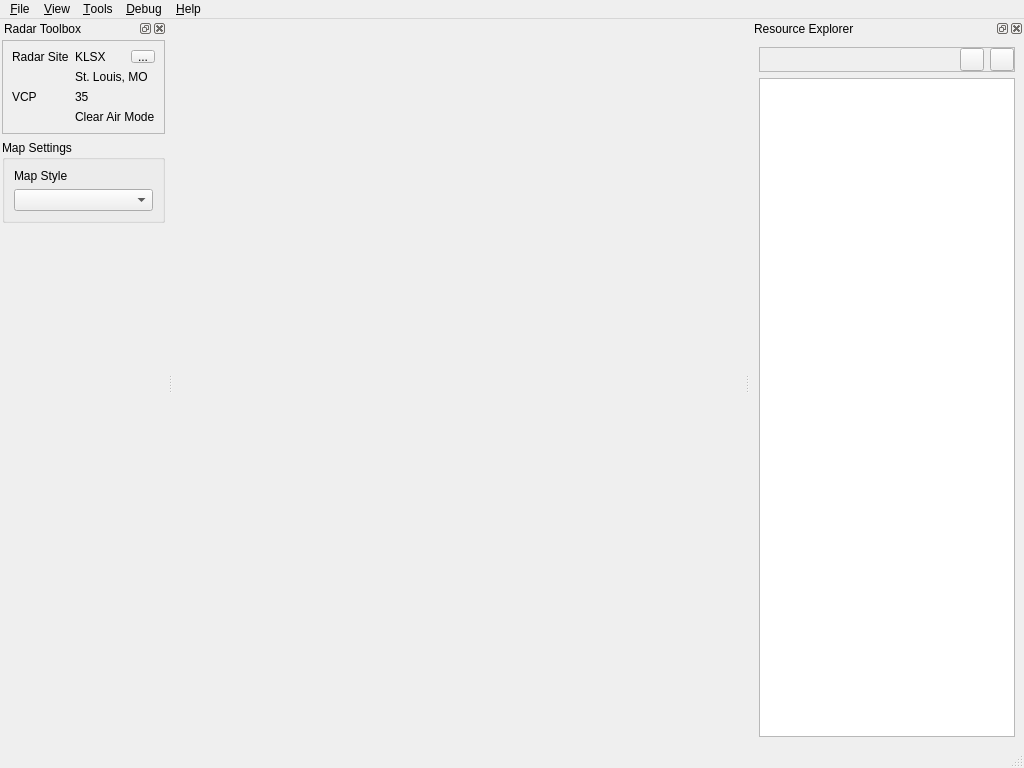
This is scwx-qt/source/scwx/qt/main/main_window.ui in dpaulat/supercell-wx as Qt 5 draws it before an edit. The edited form follows.
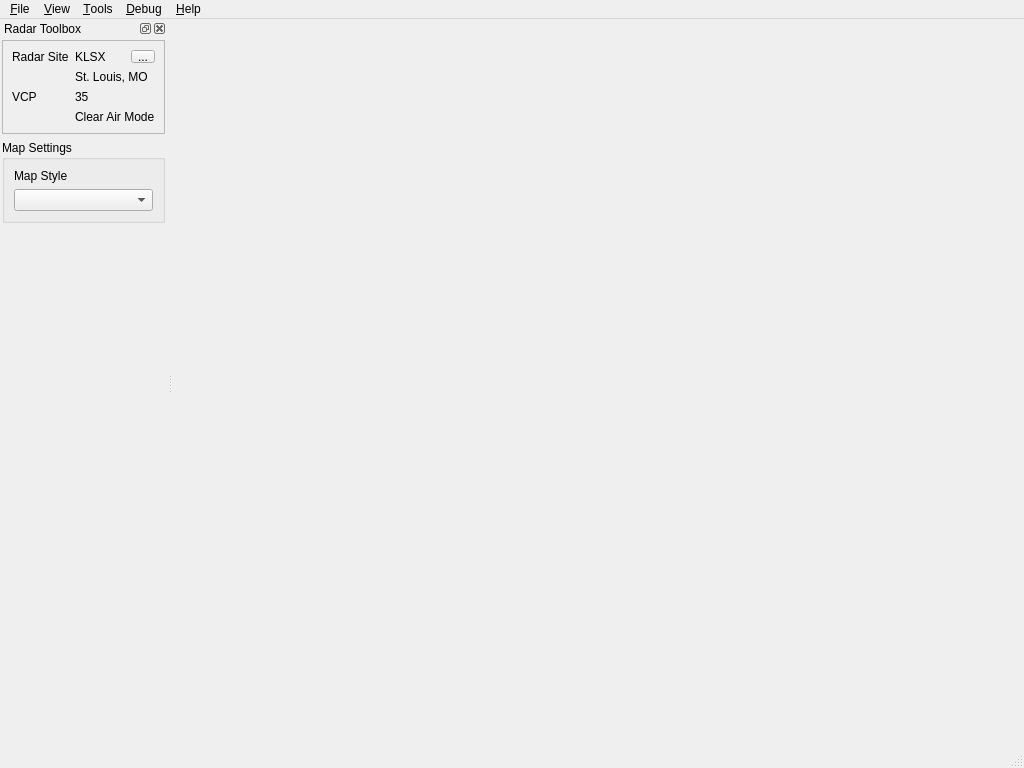
This is the edited form. Icons and pictures are not drawn.

Commit message: Remove resource explorer

```diff
--- a/scwx-qt/source/scwx/qt/main/main_window.ui
+++ b/scwx-qt/source/scwx/qt/main/main_window.ui
@@ -268,80 +268,6 @@
     </layout>
    </widget>
   </widget>
-  <widget class="QDockWidget" name="resourceExplorerDock">
-   <property name="windowTitle">
-    <string>Resource Explorer</string>
-   </property>
-   <attribute name="dockWidgetArea">
-    <number>2</number>
-   </attribute>
-   <widget class="QWidget" name="dockWidgetContents">
-    <layout class="QVBoxLayout" name="verticalLayout_3">
-     <item>
-      <widget class="QFrame" name="frame">
-       <property name="frameShape">
-        <enum>QFrame::StyledPanel</enum>
-       </property>
-       <property name="frameShadow">
-        <enum>QFrame::Raised</enum>
-       </property>
-       <layout class="QHBoxLayout" name="horizontalLayout">
-        <property name="leftMargin">
-         <number>0</number>
-        </property>
-        <property name="topMargin">
-         <number>0</number>
-        </property>
-        <property name="rightMargin">
-         <number>0</number>
-        </property>
-        <property name="bottomMargin">
-         <number>0</number>
-        </property>
-        <item>
-         <spacer name="horizontalSpacer">
-          <property name="orientation">
-           <enum>Qt::Horizontal</enum>
-          </property>
-          <property name="sizeHint" stdset="0">
-           <size>
-            <width>193</width>
-            <height>20</height>
-           </size>
-          </property>
-         </spacer>
-        </item>
-        <item>
-         <widget class="QToolButton" name="resourceTreeExpandAllButton">
-          <property name="toolTip">
-           <string>Expand All</string>
-          </property>
-          <property name="icon">
-           <iconset resource="../../../../scwx-qt.qrc">
-            <normaloff>:/res/icons/font-awesome-6/square-plus-regular.svg</normaloff>:/res/icons/font-awesome-6/square-plus-regular.svg</iconset>
-          </property>
-         </widget>
-        </item>
-        <item>
-         <widget class="QToolButton" name="resourceTreeCollapseAllButton">
-          <property name="toolTip">
-           <string>Collapse All</string>
-          </property>
-          <property name="icon">
-           <iconset resource="../../../../scwx-qt.qrc">
-            <normaloff>:/res/icons/font-awesome-6/square-minus-regular.svg</normaloff>:/res/icons/font-awesome-6/square-minus-regular.svg</iconset>
-          </property>
-         </widget>
-        </item>
-       </layout>
-      </widget>
-     </item>
-     <item>
-      <widget class="QTreeView" name="resourceTreeView"/>
-     </item>
-    </layout>
-   </widget>
-  </widget>
   <action name="actionExit">
    <property name="text">
     <string>E&amp;xit</string>
```
Left out of the diff: 6 changed lines with no effect on the pictures. The commit also changes 5 other files.
